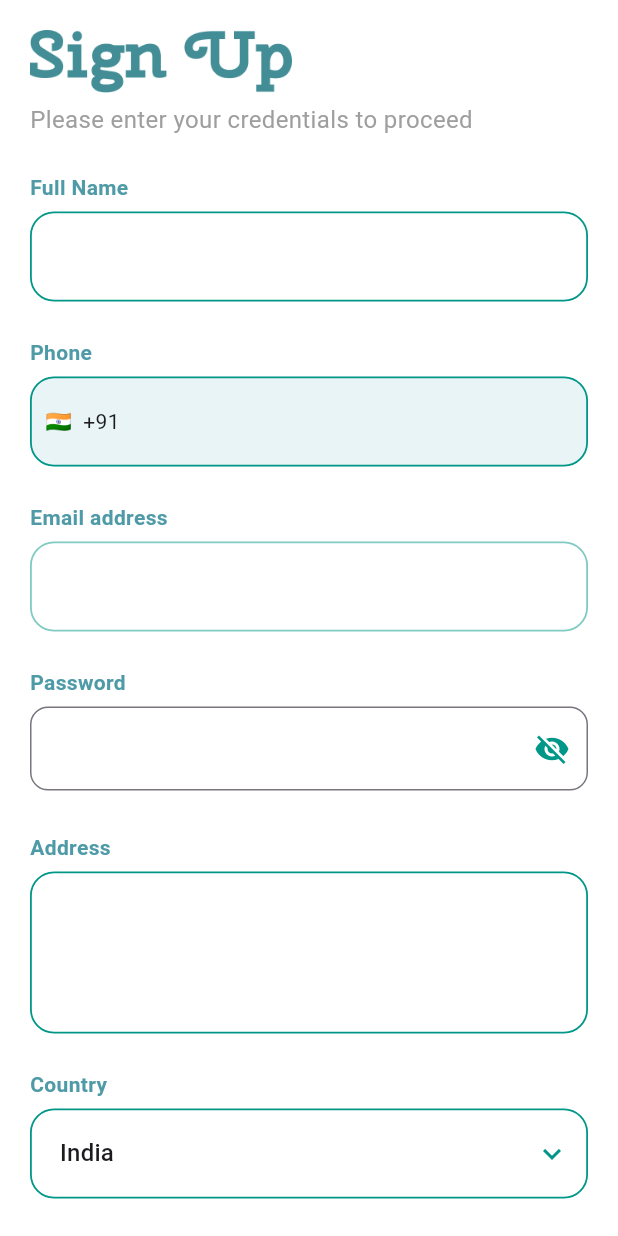
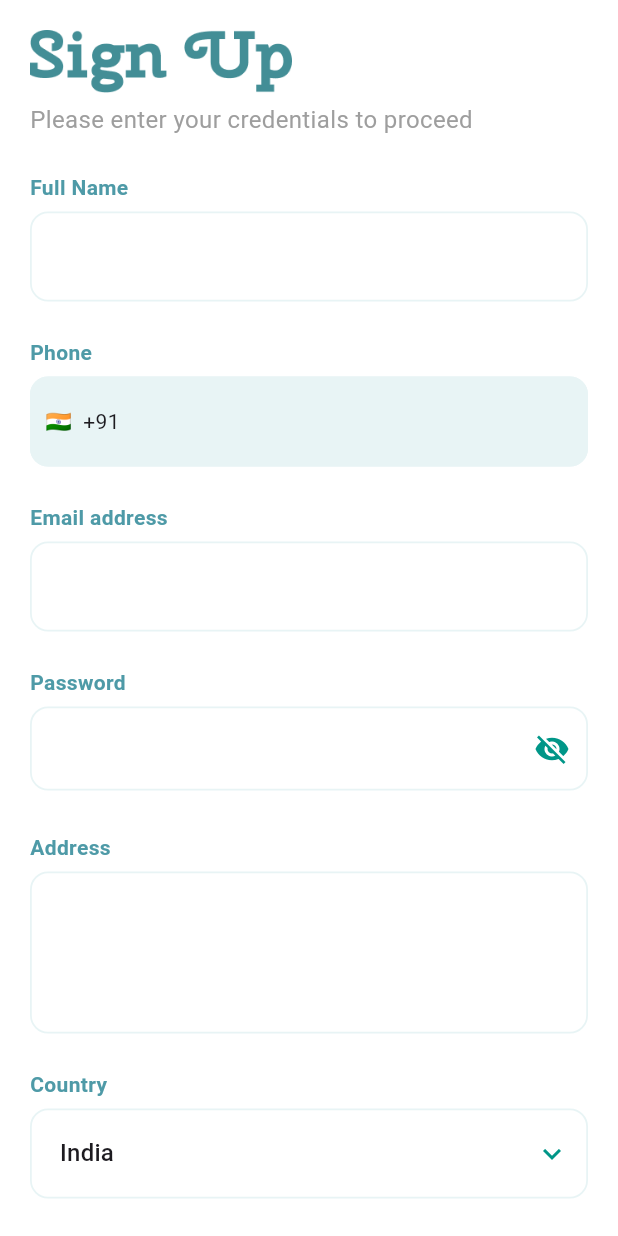
Before and after one commit to AmolChitrak/chatting_app, a Flutter app: the CreateAccountScreen screen opened directly, on a phone screen of 412 x 824 dp. Run offline on Flutter 3.47's test engine with Material 3 defaults, Android fonts, the phone set to English and light mode, and no system bars; our stand-ins replace firebase_auth, firebase_core, google_sign_in; accounts and stored records are empty.

Commit message:
ui update

```diff
--- a/lib/core/widgets/app_button.dart
+++ /dev/null
@@ -1,28 +0,0 @@
-import 'package:flutter/material.dart';
-import '../constants/app_colors.dart';
-import '../constants/app_text_styles.dart';
-
-class AppButton extends StatelessWidget {
-  final String title;
-  final VoidCallback onTap;
-
-  const AppButton({super.key, required this.title, required this.onTap});
-
-  @override
-  Widget build(BuildContext context) {
-    return InkWell(
-      splashColor: Colors.white24,
-      borderRadius: BorderRadius.circular(12),
-      onTap: onTap,
-      child: Container(
-        height: 52,
-        alignment: Alignment.center,
-        decoration: BoxDecoration(
-          color: AppColors.primary,
-          borderRadius: BorderRadius.circular(12),
-        ),
-        child: Text(title, style: AppTextStyles.button),
-      ),
-    );
-  }
-}
--- /dev/null
+++ b/lib/core/widgets/app_dropdown.dart
@@ -0,0 +1,49 @@
+import 'package:flutter/material.dart';
+import '../constants/app_colors.dart';
+
+Widget appDropdown(
+    String? value,
+    List<String> items,
+    ValueChanged<String?> onChanged, {
+      String? hint,
+    }) {
+  OutlineInputBorder border({Color? color}) {
+    return OutlineInputBorder(
+      borderRadius: BorderRadius.circular(12),
+      borderSide: BorderSide(
+        color: color ?? AppColors.inputBg,
+        width: 1.2,
+      ),
+    );
+  }
+
+  return DropdownButtonFormField<String>(
+    value: value,
+    icon: Icon(
+      Icons.keyboard_arrow_down,
+      color: AppColors.icon,
+    ),
+    items: items
+        .map(
+          (e) => DropdownMenuItem<String>(
+        value: e,
+        child: Text(
+          e,
+          style: const TextStyle(fontSize: 16),
+        ),
+      ),
+    )
+        .toList(),
+    onChanged: onChanged,
+    validator: (v) => v == null ? "Required field" : null,
+    decoration: InputDecoration(
+      hintText: hint,
+      contentPadding:
+      const EdgeInsets.symmetric(horizontal: 16, vertical: 18),
+      border: border(),
+      enabledBorder: border(),
+      focusedBorder: border(),
+      errorBorder: border(color: Colors.redAccent),
+    ),
+  );
+}
--- a/lib/core/widgets/app_textfield.dart
+++ b/lib/core/widgets/app_textfield.dart
@@ -0,0 +1,53 @@
+import 'package:flutter/material.dart';
+import '../constants/app_colors.dart';
+
+Widget Inputtextfiled(
+    TextEditingController controller, {
+      TextInputType keyboard = TextInputType.text,
+      Widget? prefix,
+      int maxLines = 1,
+      bool enabled = true,
+      bool filled = false,
+      String? hint,
+      String? Function(String?)? validator,
+    }) {
+  OutlineInputBorder border({Color? color}) {
+    return OutlineInputBorder(
+      borderRadius: BorderRadius.circular(12),
+      borderSide: BorderSide(
+        color: color ?? AppColors.inputBg,
+          width: 1.2
+      ),
+    );
+  }
+
+  return TextFormField(
+    controller: controller,
+    enabled: enabled,
+    keyboardType: keyboard,
+    maxLines: maxLines,
+    validator:
+    validator ?? (v) => v == null || v.isEmpty ? "Required field" : null,
+    style: const TextStyle(
+      fontSize: 16,
+      color: AppColors.textPrimary,
+    ),
+    decoration: InputDecoration(
+      hintText: hint,
+      hintStyle: const TextStyle(
+        fontSize: 16,
+        color: AppColors.textSecondary,
+      ),
+      contentPadding:
+      const EdgeInsets.symmetric(horizontal: 16, vertical: 18),
+      prefixIcon: prefix,
+      filled: filled,
+      fillColor: filled ? AppColors.inputBg : AppColors.white,
+      border: border(),
+      enabledBorder: border(),
+      focusedBorder: border(),
+      disabledBorder:
+      border(color: AppColors.inputBg, ),
+    ),
+  );
+}
--- a/lib/screens/auth/create_account_screen.dart
+++ b/lib/screens/auth/create_account_screen.dart
@@ -1,6 +1,8 @@
 import 'package:flutter/material.dart';
 import 'package:provider/provider.dart';
 
+import '../../core/widgets/app_dropdown.dart';
+import '../../core/widgets/app_textfield.dart';
 import '../../service/auth_providers.dart';
 import '../../core/constants/app_colors.dart';
 import '../chat/group_chat_screen.dart';
@@ -87,10 +89,10 @@ class _CreateAccountScreenState extends State<CreateAccountScreen> {
                 ),
 
                 _label("Full Name"),
-                _input(nameCtrl),
+                Inputtextfiled(nameCtrl),
 
                 _label("Phone"),
-                _input(
+                Inputtextfiled(
                   phoneCtrl,
                   keyboard: TextInputType.phone,
                   filled: true,
@@ -106,30 +108,30 @@ class _CreateAccountScreenState extends State<CreateAccountScreen> {
                 ),
 
                 _label("Email address"),
-                _input(emailCtrl, enabled: false),
+                Inputtextfiled(emailCtrl, enabled: false),
 
                 _label("Password"),
                 _passwordInput(),
                 const SizedBox(height: 4),
 
                 _label("Address"),
-                _input(addressCtrl, maxLines: 3),
+                Inputtextfiled(addressCtrl, maxLines: 3),
 
                 _label("Country"),
-                _dropdown(country, ["India"], (v) {}),
+                appDropdown(country, ["India"], (v) {}),
 
                 _label("State"),
-                _dropdown(state, ["Gujarat", "Maharashtra"], (v) {
+                appDropdown(state, ["Gujarat", "Maharashtra"], (v) {
                   setState(() => state = v);
                 }),
 
                 _label("City"),
-                _dropdown(city, ["Ahmedabad", "Surat"], (v) {
+                appDropdown(city, ["Ahmedabad", "Surat"], (v) {
                   setState(() => city = v);
                 }),
 
                 _label("Postal Code"),
-                _input(postalCtrl, keyboard: TextInputType.number),
+                Inputtextfiled(postalCtrl, keyboard: TextInputType.number),
 
                 _label("My date of birth"),
                 _datePicker(),
@@ -227,55 +229,65 @@ class _CreateAccountScreenState extends State<CreateAccountScreen> {
     ),
   );
 
-  Widget _input(
-      TextEditingController c, {
-        TextInputType keyboard = TextInputType.text,
-        Widget? prefix,
-        int maxLines = 1,
-        bool enabled = true,
-        bool filled = false,
-        String? hint,
-      }) {
-    return TextFormField(
-      controller: c,
-      enabled: enabled,
-      keyboardType: keyboard,
-      maxLines: maxLines,
-      validator: (v) => v == null || v.isEmpty ? "Required field" : null,
-      style: TextStyle(
-        fontSize: 16,
-        color: AppColors.textPrimary,
-      ),
-      decoration: InputDecoration(
-        hintText: hint,
-        hintStyle: TextStyle(
-          fontSize: 16,
-          color: AppColors.textSecondary,
-        ),
-        contentPadding:
-        const EdgeInsets.symmetric(horizontal: 16, vertical: 18),
-        prefixIcon: prefix,
-        filled: filled,
-        fillColor: filled ? AppColors.inputBg : AppColors.white,
-        border: _border(),
-        enabledBorder: _border(),
-        focusedBorder: _border(),
-        disabledBorder: _border(color: AppColors.border.withOpacity(0.5)),
-      ),
-    );
-  }
+  // Widget _input(
+  //     TextEditingController c, {
+  //       TextInputType keyboard = TextInputType.text,
+  //       Widget? prefix,
+  //       int maxLines = 1,
+  //       bool enabled = true,
+  //       bool filled = false,
+  //       String? hint,
+  //     }) {
+  //   return TextFormField(
+  //     controller: c,
+  //     enabled: enabled,
+  //     keyboardType: keyboard,
+  //     maxLines: maxLines,
+  //     validator: (v) => v == null || v.isEmpty ? "Required field" : null,
+  //     style: TextStyle(
+  //       fontSize: 16,
+  //       color: AppColors.textPrimary,
+  //     ),
+  //     decoration: InputDecoration(
+  //       hintText: hint,
+  //       hintStyle: TextStyle(
+  //         fontSize: 16,
+  //         color: AppColors.textSecondary,
+  //       ),
+  //       contentPadding:
+  //       const EdgeInsets.symmetric(horizontal: 16, vertical: 18),
+  //       prefixIcon: prefix,
+  //       filled: filled,
+  //       fillColor: filled ? AppColors.inputBg : AppColors.white,
+  //       border: _border(),
+  //       enabledBorder: _border(),
+  //       focusedBorder: _border(),
+  //       disabledBorder: _border(color: AppColors.border.withOpacity(0.5)),
+  //     ),
+  //   );
+  // }
 
   OutlineInputBorder _border({Color? color}) {
     return OutlineInputBorder(
       borderRadius: BorderRadius.circular(16),
       borderSide: BorderSide(
-        color: color ?? AppColors.border,
+        color: color ?? AppColors.inputBg,
         width: 1.2,
       ),
     );
   }
 
   Widget _passwordInput() {
+    OutlineInputBorder border({Color? color}) {
+      return OutlineInputBorder(
+        borderRadius: BorderRadius.circular(12),
+        borderSide: BorderSide(
+          color: color ?? AppColors.inputBg,
+          width: 1.2,
+        ),
+      );
+    }
+
     return TextFormField(
       controller: passwordCtrl,
       obscureText: hidePassword,
@@ -283,9 +295,11 @@ class _CreateAccountScreenState extends State<CreateAccountScreen> {
           ? "Password must have: uppercase, number & spl character"
           : null,
       decoration: InputDecoration(
-        border: OutlineInputBorder(
-          borderRadius: BorderRadius.circular(12),
-        ),
+        border: border(),
+        enabledBorder: border(),
+        focusedBorder: border(),
+        errorBorder: border(color: Colors.redAccent),
+        focusedErrorBorder: border(color: Colors.redAccent),
         suffixIcon: IconButton(
           icon: Icon(
             hidePassword ? Icons.visibility_off : Icons.visibility,
@@ -299,34 +313,35 @@ class _CreateAccountScreenState extends State<CreateAccountScreen> {
     );
   }
 
-  Widget _dropdown(
-      String? value,
-      List<String> items,
-      ValueChanged<String?> onChanged,
-      ) {
-    return DropdownButtonFormField<String>(
-      value: value,
-      icon: Icon(Icons.keyboard_arrow_down, color: AppColors.icon),
-      items: items
-          .map(
-            (e) => DropdownMenuItem<String>(
-          value: e,
-          child: Text(e, style: const TextStyle(fontSize: 16)),
-        ),
-      )
-          .toList(),
-      onChanged: onChanged,
-      validator: (v) => v == null ? "Required field" : null,
-      decoration: InputDecoration(
-        contentPadding:
-        const EdgeInsets.symmetric(horizontal: 16, vertical: 18),
-        border: _border(),
-        enabledBorder: _border(),
-        focusedBorder: _border(),
-        errorBorder: _border(color: Colors.redAccent),
-      ),
-    );
-  }
+
+  // Widget _dropdown(
+  //     String? value,
+  //     List<String> items,
+  //     ValueChanged<String?> onChanged,
+  //     ) {
+  //   return DropdownButtonFormField<String>(
+  //     value: value,
+  //     icon: Icon(Icons.keyboard_arrow_down, color: AppColors.icon),
+  //     items: items
+  //         .map(
+  //           (e) => DropdownMenuItem<String>(
+  //         value: e,
+  //         child: Text(e, style: const TextStyle(fontSize: 16)),
+  //       ),
+  //     )
+  //         .toList(),
+  //     onChanged: onChanged,
+  //     validator: (v) => v == null ? "Required field" : null,
+  //     decoration: InputDecoration(
+  //       contentPadding:
+  //       const EdgeInsets.symmetric(horizontal: 16, vertical: 18),
+  //       border: _border(),
+  //       enabledBorder: _border(),
+  //       focusedBorder: _border(),
+  //       errorBorder: _border(color: Colors.redAccent),
+  //     ),
+  //   );
+  // }
 
   Widget _datePicker() {
     return InkWell(
--- a/lib/screens/auth/google_login_screen.dart
+++ b/lib/screens/auth/google_login_screen.dart
@@ -41,7 +41,7 @@ class GoogleLoginScreen extends StatelessWidget {
                 "assets/image/google.png",
                 height: 22,
               ),
-              label: const Text(
+              label:  Text(
                 "Sign in with Google",
                 style: TextStyle(
                   color: AppColors.white,
```
Also changed, not shown: lib/core/widgets/splash_button.dart (deleted).
